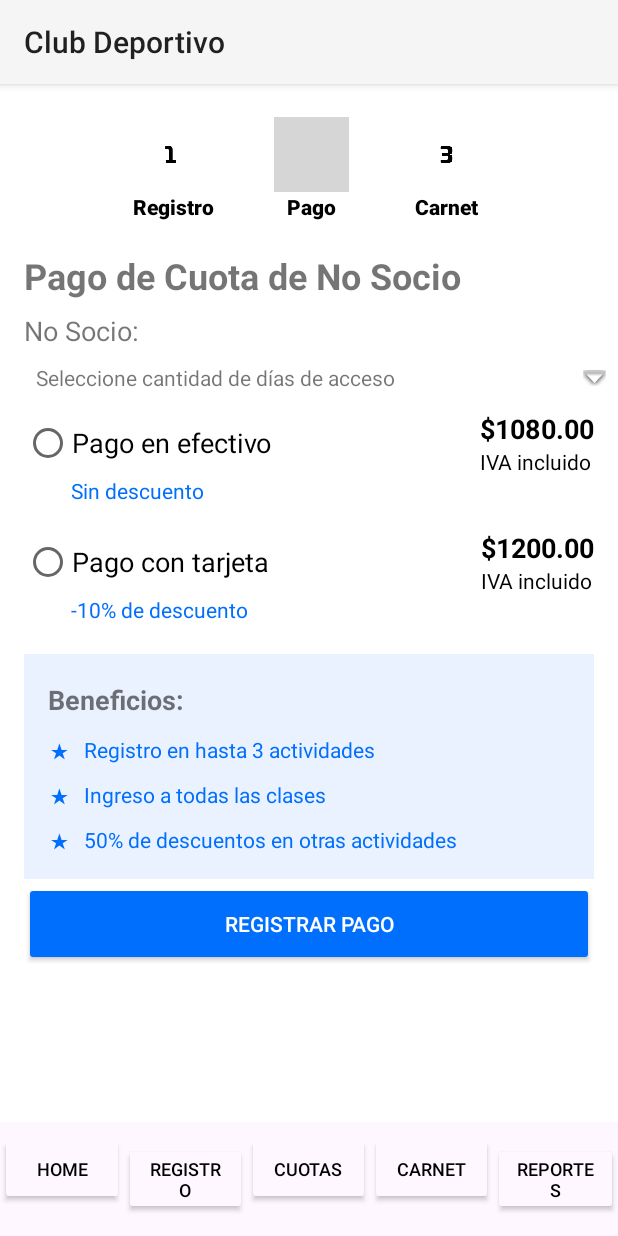
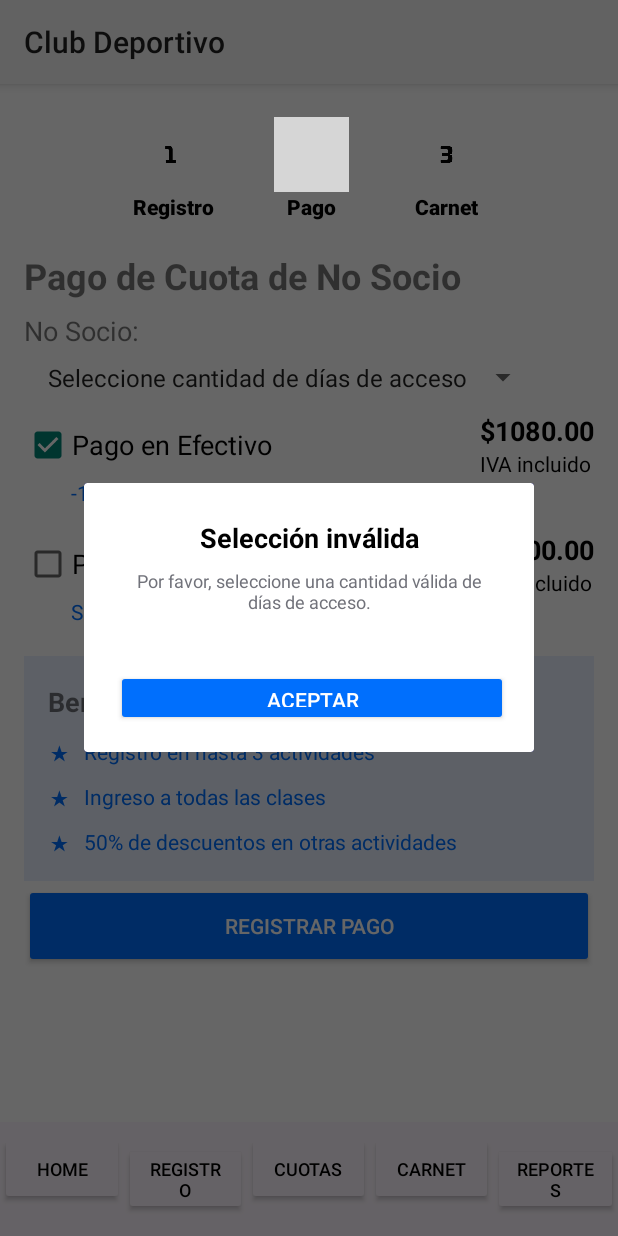
Before and after one commit to Heber-739/Desarrollo_Aplicaciones_Moviles, an Android app: the MainPagoCuotaNoSocio screen opened directly, with no data from a screen before it, on a phone screen of 412 x 824 dp. Run offline under Robolectric (Android 15) with nearby library versions, the phone set to English and light mode, and no system bars; grey boxes are pictures that could not be loaded.

Commit message:
Se agregan cambios en Pago de cuota de socio y no socio

```diff
--- a/app/src/main/java/com/example/clubdeportivo/MainPagoCuotaNoSocio.kt
+++ b/app/src/main/java/com/example/clubdeportivo/MainPagoCuotaNoSocio.kt
@@ -1,23 +1,96 @@
 package com.example.clubdeportivo
 
 import android.os.Bundle
+import android.view.View
+import android.widget.AdapterView
+import android.widget.ArrayAdapter
 import android.widget.Button
+import android.widget.CheckBox
+import android.widget.Spinner
+import android.widget.TextView
 import androidx.activity.enableEdgeToEdge
 import androidx.appcompat.app.AppCompatActivity
 import com.example.clubdeportivo.Utils.Utils
+import com.example.clubdeportivo.database.PagoCuotaSocio
+import java.util.Calendar
 
-class MainPagoCuotaNoSocio : AppCompatActivity() {
+class MainPagoCuotaNoSocio : AppCompatActivity(),  ModalFragment.ModalListener {
+
+    private val precioPorDia = 1200.0
+    private val precioDescuento =  precioPorDia * 0.90
+    private val precioFinal=0.00
+    private var metodoPago: String?=null
+    private var clienteDni: Int = 1111
+
         override fun onCreate(savedInstanceState: Bundle?) {
             super.onCreate(savedInstanceState)
             enableEdgeToEdge()
             setContentView(R.layout.pago_de_cuota_nosocio)
 
-        val btnHome= findViewById<Button>(R.id.btn_nav_home)
+            val btnHome = findViewById<Button>(R.id.btn_nav_home)
             val btnRegis = findViewById<Button>(R.id.btn_nav_register)
             val btnCuot = findViewById<Button>(R.id.btn_nav_payment)
             val btnCarnet = findViewById<Button>(R.id.btn_nav_card)
             val btnReport = findViewById<Button>(R.id.btn_nav_reports)
             val btnPago = findViewById<Button>(R.id.btn_registrar_pago)
+            val spinnerDias = findViewById<Spinner>(R.id.spinner_dias)
+            val tvPrecioTarjeta = findViewById<TextView>(R.id.tv_precio_tarjeta)
+            val tvPrecioEfectivo = findViewById<TextView>(R.id.tv_precio_efectivo)
+            val checkEfectivo = findViewById<CheckBox>(R.id.check_efectivo)
+            val checkTarjeta = findViewById<CheckBox>(R.id.check_tarjeta)
+
+            tvPrecioTarjeta.text = "$%.2f".format(precioPorDia)
+            tvPrecioEfectivo.text = "$%.2f".format(precioDescuento)
+
+            //Selector de dias
+            val adapter = ArrayAdapter.createFromResource(
+                this,
+                R.array.dias_acceso_array,
+                android.R.layout.simple_spinner_item
+            ).apply {
+                setDropDownViewResource(android.R.layout.simple_spinner_dropdown_item)
+            }
+            spinnerDias.adapter = adapter
+
+            spinnerDias.onItemSelectedListener = object : AdapterView.OnItemSelectedListener {
+                override fun onItemSelected(parent: AdapterView<*>, view: View?, position: Int, id: Long) {
+                    val diasSeleccionados = parent.getItemAtPosition(position).toString()
+                    if (diasSeleccionados == "Seleccione cantidad de días de acceso") {
+                        val modalFragment = ModalFragment.newInstance(
+                            title = "Selección inválida",
+                            text = "Por favor, seleccione una cantidad válida de días de acceso.",
+                            btnSuccess = "Aceptar"
+                        )
+                        modalFragment.show(supportFragmentManager, "ModalFragment")
+                    } else {
+                        // Calcula el precio en función de los días seleccionados
+                        val cantidadDias = diasSeleccionados.toIntOrNull() ?: 1
+                        val precioTotal = cantidadDias * precioPorDia
+                        val precioTotalDescuento = precioTotal *0.90
+
+                        tvPrecioTarjeta.text = "$%.2f".format(precioTotal)
+                        tvPrecioEfectivo.text = "$%.2f".format(precioTotalDescuento)
+
+                    }
+                }
+                override fun onNothingSelected(parent: AdapterView<*>) {
+                }
+            }
+
+            // Configuración para permitir solo una selección a la vez en los checkbox
+            checkEfectivo.setOnCheckedChangeListener { _, isChecked ->
+                if (isChecked) {
+                    checkTarjeta.isChecked = false
+                    metodoPago= "Pago efectivo"
+                }
+            }
+
+            checkTarjeta.setOnCheckedChangeListener { _, isChecked ->
+                if (isChecked) {
+                    checkEfectivo.isChecked = false
+                    metodoPago= "Pago efectivo"
+                }
+            }
 
             btnHome.setOnClickListener{
             Utils.cambioPantalla(this, MainMenu::class.java)
@@ -37,5 +110,39 @@ class MainPagoCuotaNoSocio : AppCompatActivity() {
             btnPago.setOnClickListener{
                 Utils.cambioPantalla(this, MainReciboPago::class.java)
             }
+
+            // Registrar el pago
+            btnPago.setOnClickListener {
+                val db = PagoCuotaSocio(this)
+
+                if (metodoPago != null) {
+                    val fechaActual = Calendar.getInstance().timeInMillis
+
+                    //Calcula la fecha de vencimiento
+                    val calendar = Calendar.getInstance()
+                    calendar.timeInMillis = fechaActual
+                    calendar.add(Calendar.DAY_OF_YEAR, 30)
+                    val vencimiento = calendar.timeInMillis
+
+                    // Inserta en la base de datos
+                    db.registrarPago(clienteDni, precioFinal, metodoPago!!, fechaActual, vencimiento)
+
+                    val modalFragment = ModalFragment.newInstance(
+                        title = "Pago Registrado!",
+                        text = "¿Desea imprimir el recibo el pago?",
+                        btnReject = "No, ir al home",
+                        btnSuccess = "Si, imprimirlo"
+                    )
+                    modalFragment.show(supportFragmentManager, "ModalFragment")
                 }
             }
+
+    }
+
+    override fun onModalResult(success: Boolean) {
+
+
+    }
+
+
+}
--- a/app/src/main/res/layout/pago_de_cuota_nosocio.xml
+++ b/app/src/main/res/layout/pago_de_cuota_nosocio.xml
@@ -148,17 +148,15 @@
         android:orientation="vertical"
         app:layout_constraintTop_toBottomOf="@id/tv_socio">
 
+        <Spinner
+            android:id="@+id/spinner_dias"
+            android:layout_width="wrap_content"
+            android:layout_height="wrap_content"
+            android:padding="8dp"
+            android:textSize="16sp"
+            android:gravity="start"
+            android:textColor="@android:color/black" />
 
-        <TextView
-            android:id="@+id/spinner_text"
-            android:layout_width="match_parent"
-            android:layout_height="wrap_content"
-            android:layout_marginTop="1dp"
-            android:text="Seleccione cantidad de días de acceso"
-            android:padding="8dp"
-            android:background="@android:color/white"
-            android:gravity="start"
-            android:drawableEnd="@android:drawable/arrow_down_float" />
 
     </LinearLayout>
 
@@ -190,11 +188,12 @@
                 android:gravity="center_vertical"
                 android:orientation="horizontal">
 
-                <RadioButton
-                    android:id="@+id/rb_efectivo"
+                <CheckBox
+                    android:id="@+id/check_efectivo"
                     android:layout_width="wrap_content"
                     android:layout_height="wrap_content"
-                    android:text="Pago en efectivo"
+                    android:text="Pago en Efectivo"
+                    android:checked="true"
                     android:textSize="18sp"
                     android:layout_weight="1"/>
 
@@ -208,7 +207,6 @@
                         android:id="@+id/tv_precio_efectivo"
                         android:layout_width="wrap_content"
                         android:layout_height="wrap_content"
-                        android:text="$1080.00"
                         android:textColor="@android:color/black"
                         android:textSize="18sp"
                         android:textStyle="bold" />
@@ -226,7 +224,7 @@
             <TextView
                 android:layout_width="wrap_content"
                 android:layout_height="wrap_content"
-                android:text="Sin descuento"
+                android:text="-10 de descuento"
                 android:textColor="#006FFD"
                 android:textSize="14sp"
                 android:layout_marginStart="31dp" />
@@ -246,11 +244,11 @@
                 android:gravity="center_vertical"
                 android:orientation="horizontal">
 
-                <RadioButton
-                    android:id="@+id/rb_tarjeta"
+                <CheckBox
+                    android:id="@+id/check_tarjeta"
                     android:layout_width="wrap_content"
                     android:layout_height="wrap_content"
-                    android:text="Pago con tarjeta"
+                    android:text="Pago con Tarjeta"
                     android:textSize="18sp"
                     android:layout_weight="1"/>
 
@@ -264,7 +262,6 @@
                         android:id="@+id/tv_precio_tarjeta"
                         android:layout_width="wrap_content"
                         android:layout_height="wrap_content"
-                        android:text="$1200.00"
                         android:textColor="@android:color/black"
                         android:textSize="18sp"
                         android:textStyle="bold" />
@@ -283,7 +280,7 @@
             <TextView
                 android:layout_width="wrap_content"
                 android:layout_height="wrap_content"
-                android:text="-10% de descuento"
+                android:text="Sin descuento"
                 android:textColor="#006FFD"
                 android:textSize="14sp"
                 android:layout_marginStart="31dp"/>
--- a/app/src/main/res/values/strings.xml
+++ b/app/src/main/res/values/strings.xml
@@ -2,4 +2,15 @@
     <string name="app_name">Club Deportivo</string>
     <!-- TODO: Remove or change this placeholder text -->
     <string name="hello_blank_fragment">Hello blank fragment</string>
+
+    <string-array name="dias_acceso_array">
+        <item>Seleccione cantidad de días de acceso</item>
+        <item>1</item>
+        <item>2</item>
+        <item>3</item>
+        <item>4</item>
+        <item>5</item>
+        <item>6</item>
+        <item>7</item>
+    </string-array>
 </resources>
```
Also changed, not shown: app/src/main/java/com/example/clubdeportivo/MainPagoCuotaSocio.kt (+13 -3 lines). Lines whose indentation alone changed are shown as unchanged.
